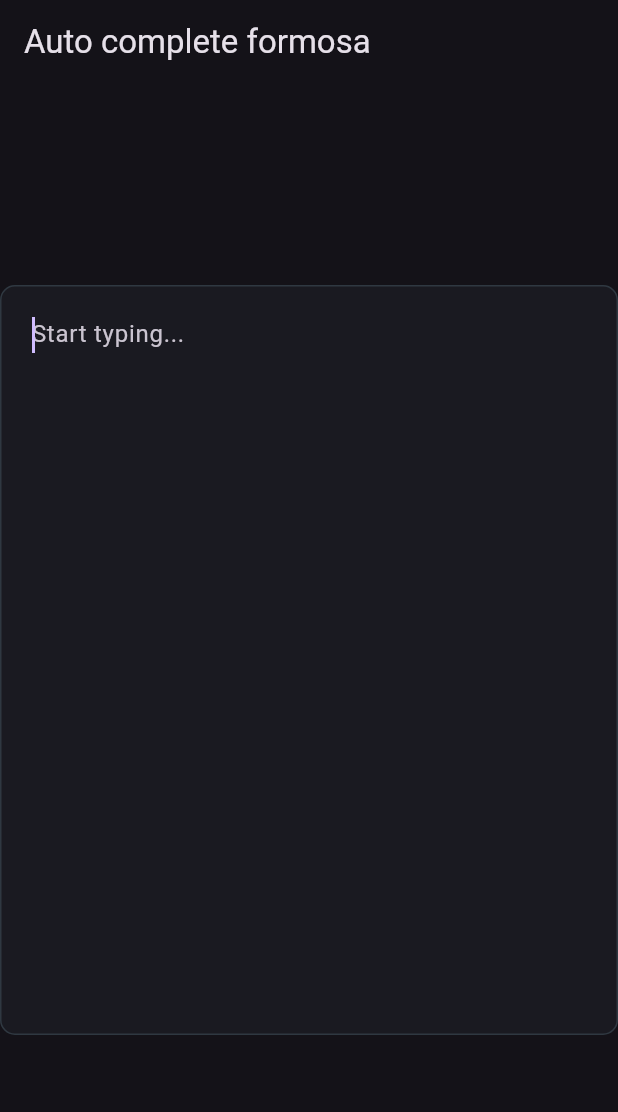
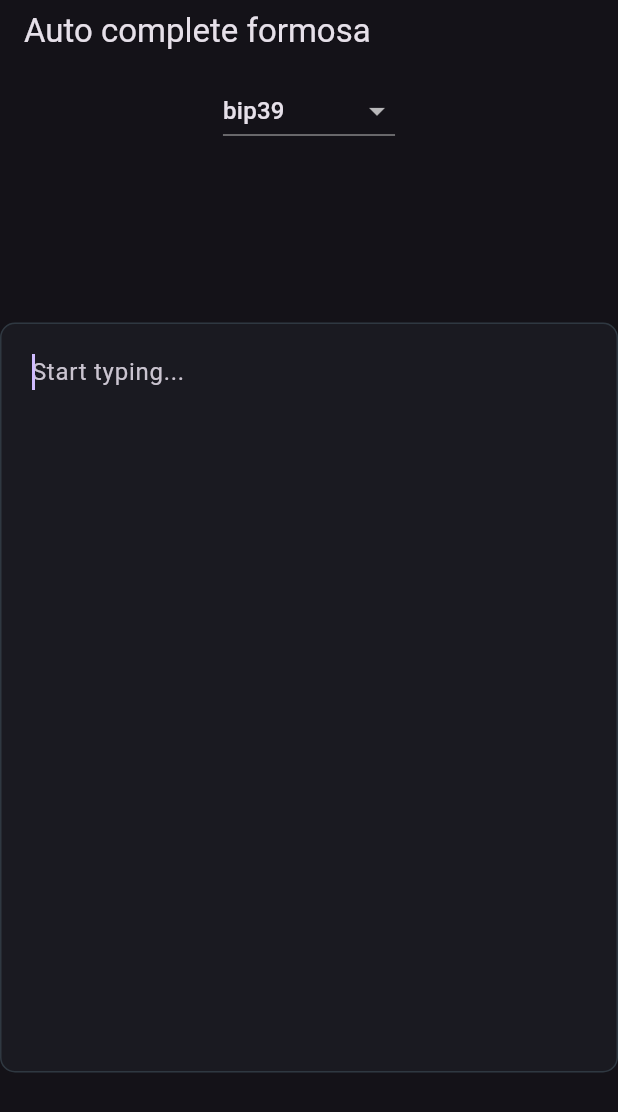
Before and after one commit to T3-InfoSec/t3-formosa-dart, a Flutter app: the screen it shows after launch, on a phone screen of 412 x 824 dp. Shown: the top 1112 px of the screen. Run offline on Flutter 3.47's test engine with Material 3 defaults, Android fonts, the phone set to English and light mode, and no system bars; missing offline and left inert: binary, cryptography, unorm_dart.

Commit message:
switch theme

```diff
--- a/autocomplete_app/lib/autocomplete.dart
+++ b/autocomplete_app/lib/autocomplete.dart
@@ -15,6 +15,7 @@ class FormosaAutocomplete {
     switch (_theme) {
       case FormosaTheme.bip39:
       case FormosaTheme.bip39French:
+        // case FormosaTheme.medievalFantasyLight:
         return _bip39(query);
       default:
         return [];
--- a/autocomplete_app/lib/autocomplete_page.dart
+++ b/autocomplete_app/lib/autocomplete_page.dart
@@ -1,6 +1,7 @@
 import 'package:autocomplete/autocomplete.dart';
 import 'package:flutter/material.dart';
 import 'package:flutter/services.dart';
+import 'package:t3_formosa/formosa.dart';
 
 class AutocompletePage extends StatefulWidget {
   const AutocompletePage({super.key});
@@ -16,58 +17,13 @@ class _AutocompletePageState extends State<AutocompletePage> {
   List<String> _suggestions = [];
   int selectedIndex = -1;
   List<String> _selectedWords = [];
-  //
+
   final TextEditingController _controller = TextEditingController();
   FocusNode _textfieldFocusNode = FocusNode();
   FocusNode _mainFocus = FocusNode();
+  FormosaTheme selectedTheme = FormosaTheme.bip39;
 
-  //
-
-  void _updateSuggestionPosition() {
-    if (_controller.selection.baseOffset == -1) return;
-
-    final RenderBox renderBox = context.findRenderObject() as RenderBox;
-    final caretPosition = _controller.selection.baseOffset;
-    final textStyle = DefaultTextStyle.of(context).style.merge(TextStyle(fontSize: 16));
-    final TextPainter textPainter = TextPainter(
-      text: TextSpan(text: _controller.text.substring(0, caretPosition), style: textStyle),
-      maxLines: 1,
-      textDirection: TextDirection.ltr,
-    )..layout();
-
-    final caretOffset = textPainter.size.width;
-    final caretHeight = textPainter.height;
-    final boxOffset = renderBox.localToGlobal(Offset.zero);
-    setState(() {
-      _suggestionOffset = Offset(caretOffset + boxOffset.dx, boxOffset.dy - caretHeight);
-    });
-  }
-
-// for
-  final FormosaAutocomplete formosaAutocomplete = FormosaAutocomplete();
-
-  _validateWordToEntropy(List<String> words) {
-    print('words ${words.length} $words');
-    if (_controller.text.isEmpty) {
-      setState(() {
-        isErrorMessageVisible = false;
-      });
-    }
-    if (words.length >= 12) {
-      try {
-        final isValid = formosaAutocomplete.toEntropyValidateChecksum(words);
-        print("ENT ${isValid}");
-        setState(() {
-          isErrorMessageVisible = isValid.isEmpty;
-        });
-      } catch (e, t) {
-        setState(() {
-          isErrorMessageVisible = true;
-        });
-        print("AN ERR OCCURED $e $t");
-      }
-    }
-  }
+  FormosaAutocomplete formosaAutocomplete = FormosaAutocomplete();
 
   @override
   void initState() {
@@ -86,6 +42,8 @@ class _AutocompletePageState extends State<AutocompletePage> {
     WidgetsBinding.instance.addPostFrameCallback((_) {
       FocusScope.of(context).requestFocus(_textfieldFocusNode);
     });
+    formosaAutocomplete = FormosaAutocomplete(theme: selectedTheme);
+
   }
 
   @override
@@ -93,6 +51,31 @@ class _AutocompletePageState extends State<AutocompletePage> {
     return Scaffold(
       appBar: AppBar(
         title: Text('Auto complete formosa'),
+        bottom: PreferredSize(
+          preferredSize: Size.fromHeight(50.0),
+          child: Padding(
+            padding: const EdgeInsets.all(8.0),
+            child: DropdownButton<FormosaTheme>(
+              value: selectedTheme,
+              onChanged: (FormosaTheme? newValue) {
+                setState(() {
+                  selectedTheme = newValue ?? selectedTheme;
+                  _controller.clear();
+                  _selectedWords.clear();
+                  _suggestions.clear();
+                  formosaAutocomplete = FormosaAutocomplete(theme: selectedTheme);
+                });
+              },
+              items: <FormosaTheme>[FormosaTheme.bip39, FormosaTheme.bip39French]
+                  .map<DropdownMenuItem<FormosaTheme>>((FormosaTheme value) {
+                return DropdownMenuItem<FormosaTheme>(
+                  value: value,
+                  child: Text(value.name),
+                );
+              }).toList(),
+            ),
+          ),
+        ),
       ),
       body: SizedBox(
         width: MediaQuery.of(context).size.width,
@@ -180,6 +163,49 @@ class _AutocompletePageState extends State<AutocompletePage> {
     );
   }
 
+  void _updateSuggestionPosition() {
+    if (_controller.selection.baseOffset == -1) return;
+
+    final RenderBox renderBox = context.findRenderObject() as RenderBox;
+    final caretPosition = _controller.selection.baseOffset;
+    final textStyle = DefaultTextStyle.of(context).style.merge(TextStyle(fontSize: 16));
+    final TextPainter textPainter = TextPainter(
+      text: TextSpan(text: _controller.text.substring(0, caretPosition), style: textStyle),
+      maxLines: 1,
+      textDirection: TextDirection.ltr,
+    )..layout();
+
+    final caretOffset = textPainter.size.width;
+    final caretHeight = textPainter.height;
+    final boxOffset = renderBox.localToGlobal(Offset.zero);
+    setState(() {
+      _suggestionOffset = Offset(caretOffset + boxOffset.dx, boxOffset.dy - caretHeight);
+    });
+  }
+
+  _validateWordToEntropy(List<String> words) {
+    print('words ${words.length} $words');
+    if (_controller.text.isEmpty) {
+      setState(() {
+        isErrorMessageVisible = false;
+      });
+    }
+    if (words.length >= 12) {
+      try {
+        final isValid = formosaAutocomplete.toEntropyValidateChecksum(words);
+        print("ENT ${isValid}");
+        setState(() {
+          isErrorMessageVisible = isValid.isEmpty;
+        });
+      } catch (e, t) {
+        setState(() {
+          isErrorMessageVisible = true;
+        });
+        print("AN ERR OCCURED $e $t");
+      }
+    }
+  }
+
   void _updateSuggestions(String input) {
     _validateWordToEntropy(_selectedWords);
 
@@ -187,7 +213,6 @@ class _AutocompletePageState extends State<AutocompletePage> {
     if (lastWord.isEmpty) {
       setState(() {
         _suggestions.clear();
-
         selectedIndex = -1;
       });
       return;
@@ -211,12 +236,10 @@ class _AutocompletePageState extends State<AutocompletePage> {
       _controller.text = '${words.join(' ')} ';
       _controller.selection = TextSelection.fromPosition(TextPosition(offset: _controller.text.length));
       _suggestions.clear();
-
       selectedIndex = -1;
       _validateWordToEntropy(words);
     });
 
-    // Keep the focus on the TextField to allow typing the next word
     _textfieldFocusNode.requestFocus();
   }
 }
@@ -264,16 +287,4 @@ class KeyType {
   static isDown(KeyEvent event) {
     return event.logicalKey == LogicalKeyboardKey.arrowDown;
   }
-
-  static isBack(KeyEvent event) {
-    return event.logicalKey == LogicalKeyboardKey.escape ||
-        event.logicalKey == LogicalKeyboardKey.goBack ||
-        event.logicalKey == LogicalKeyboardKey.abort;
-  }
-
-  static isTrt(KeyEvent event) {
-    return event.logicalKey == LogicalKeyboardKey.escape ||
-        event.logicalKey == LogicalKeyboardKey.keyZ ||
-        event.logicalKey == LogicalKeyboardKey.abort;
-  }
 }
--- a/lib/src/formosa_theme.dart
+++ b/lib/src/formosa_theme.dart
@@ -34,10 +34,16 @@ enum FormosaTheme {
     label: 'sci_fi',
     theme: ThemeBase(themeData: sciFiData),
   ),
+  medievalFantasyLight(
+    label: 'medieval_fantasy_light',
+    theme: ThemeBase(themeData: medievalFantasyLightData),
+  ),
   tourism(
     label: 'tourism',
     theme: ThemeBase(themeData: tourismData),
   );
+
+
 
   final String _label;
   final ThemeBase _themeData;
--- a/lib/src/themes/medieval_fantasy_light.dart
+++ b/lib/src/themes/medieval_fantasy_light.dart
@@ -1,4 +1,4 @@
-Map<String, dynamic> medievalFantasyLightData = {
+const Map<String, dynamic> medievalFantasyLightData = {
   "FILLING_ORDER": ["SUBJECT", "ADJECTIVE", "OBJECT", "WILDCARD", "PLACE"],
   "NATURAL_ORDER": ["SUBJECT", "ADJECTIVE", "OBJECT", "WILDCARD", "PLACE"],
   "SUBJECT": {
--- a/lib/src/themes/themes.dart
+++ b/lib/src/themes/themes.dart
@@ -5,5 +5,6 @@ export 'cute_pets.dart';
 export 'farm_animals.dart';
 export 'finances.dart';
 export 'medieval_fantasy.dart';
+export 'medieval_fantasy_light.dart';
 export 'sci_fi.dart';
 export 'tourism.dart';
```
